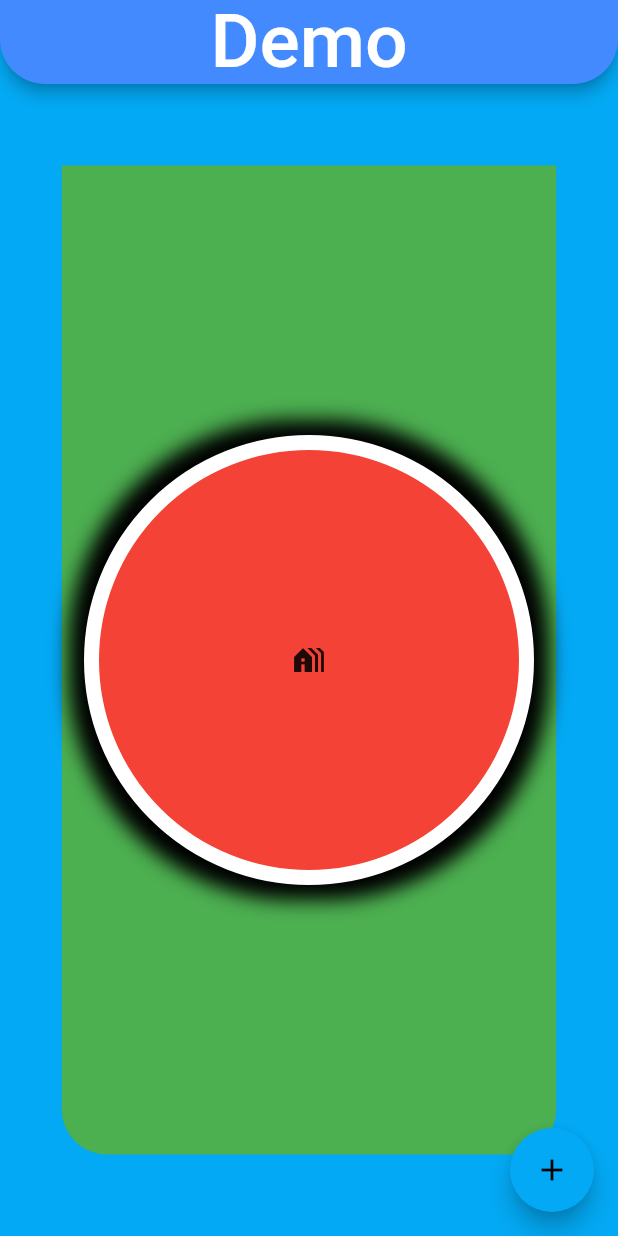
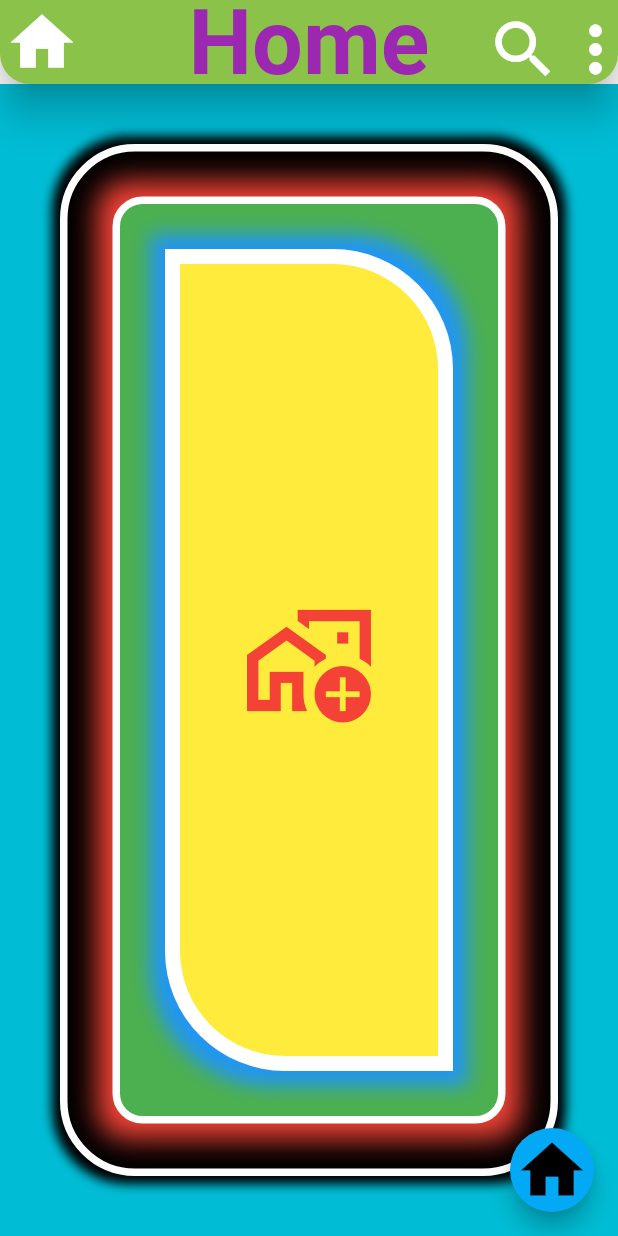
Before and after one commit to Abhiinav7/flutter_sample, a Flutter app: the screen it shows after launch, on a phone screen of 412 x 824 dp. Run offline on Flutter 3.47's test engine with Material 2 defaults, Android fonts, the phone set to English and light mode, and no system bars.

Commit message:
5th commit

```diff
--- a/lib/main.dart
+++ b/lib/main.dart
@@ -1,4 +1,5 @@
 import 'package:flutter/material.dart';
+import 'package:flutter_sample/work.dart';
 
 import 'homepage.dart';
 void main(){
@@ -15,7 +16,7 @@ class MyApp extends StatelessWidget {
         primarySwatch: Colors.lightBlue
       ),
       debugShowCheckedModeBanner: false,
-      home: const MyHome()
+      home: const NewHome()
     );
   }
 }
--- /dev/null
+++ b/lib/work.dart
@@ -0,0 +1,102 @@
+import 'package:flutter/material.dart';
+
+class NewHome extends StatelessWidget {
+  const NewHome({super.key});
+
+  @override
+  Widget build(BuildContext context) {
+    return  Scaffold(
+      appBar: AppBar(
+        backgroundColor: Colors.lightGreen,
+        leading:const Icon(
+            Icons.home,
+          size: 50,
+          color: Colors.white,
+        ) ,
+        centerTitle: true,
+        title:const Text(
+          "Home",
+          style: TextStyle(
+            fontSize: 60,
+            fontWeight: FontWeight.bold,fontStyle: FontStyle.normal,
+            color: Colors.purple,
+                   ),
+        ),
+          actions: [
+             IconButton(onPressed: (){}, icon: const Icon(Icons.search,size: 50,color: Colors.white,)),
+            IconButton(onPressed: (){}, icon: const Icon(Icons.more_vert,size: 50,color: Colors.white,))
+
+        ],
+        elevation: 10.8,
+        shape: const RoundedRectangleBorder(
+          borderRadius: BorderRadius.vertical(bottom: Radius.circular(20))
+        ),
+      ),
+      body: Container(
+        height: MediaQuery.of(context).size.height,
+        width: MediaQuery.of(context).size.width,
+        color:Colors.cyan ,
+        padding: const EdgeInsets.all(40),
+        child: Container(
+          height: MediaQuery.of(context).size.height,
+          width: MediaQuery.of(context).size.width,
+                  decoration: BoxDecoration(
+                      color:Colors.black ,
+            border: Border.all(width: 5,color: Colors.white),
+                    borderRadius: const BorderRadius.all(Radius.circular(50)),
+                      boxShadow: const [
+                        BoxShadow(
+                          blurRadius: 5,
+                          spreadRadius: 5
+                        )
+                      ]
+          ),
+          child: Container(
+            margin: const EdgeInsets.all(30),
+            height: MediaQuery.of(context).size.height,
+            width: MediaQuery.of(context).size.width,
+                       decoration: BoxDecoration(
+                color: Colors.green,
+              border: Border.all(width: 5,color: Colors.white),
+                         borderRadius: const BorderRadius.all(Radius.circular(20)),
+                         boxShadow: const [
+                           BoxShadow(
+                             color: Colors.red,
+                             blurRadius: 15,
+                             spreadRadius: 10
+                           )
+                         ]
+            ),
+           child: Container(
+             margin: const EdgeInsets.all(30),
+             height: MediaQuery.of(context).size.height,
+             width: MediaQuery.of(context).size.width,
+             decoration: BoxDecoration(
+                color: Colors.yellow,
+               border:Border.all(color: Colors.white,width: 10,style: BorderStyle.solid
+             ),
+               borderRadius: const BorderRadius.only(bottomLeft:Radius.circular(80),topRight: Radius.circular(80)),
+                boxShadow: [
+                  BoxShadow(
+                    blurRadius: 10,
+                    spreadRadius: 10,
+                    color: Colors.blue
+                  )
+                ]
+               ),
+               child: Icon(
+                 Icons.add_home_work_outlined,
+                 size: 90,
+                 color: Colors.red,
+               ),
+           ),
+          ),
+        ),
+      ),
+      floatingActionButton: FloatingActionButton(
+        child: Icon(Icons.home_sharp,size: 50,),onPressed: (){},tooltip: "home",
+      ),
+  );
+
+      }
+}
```
